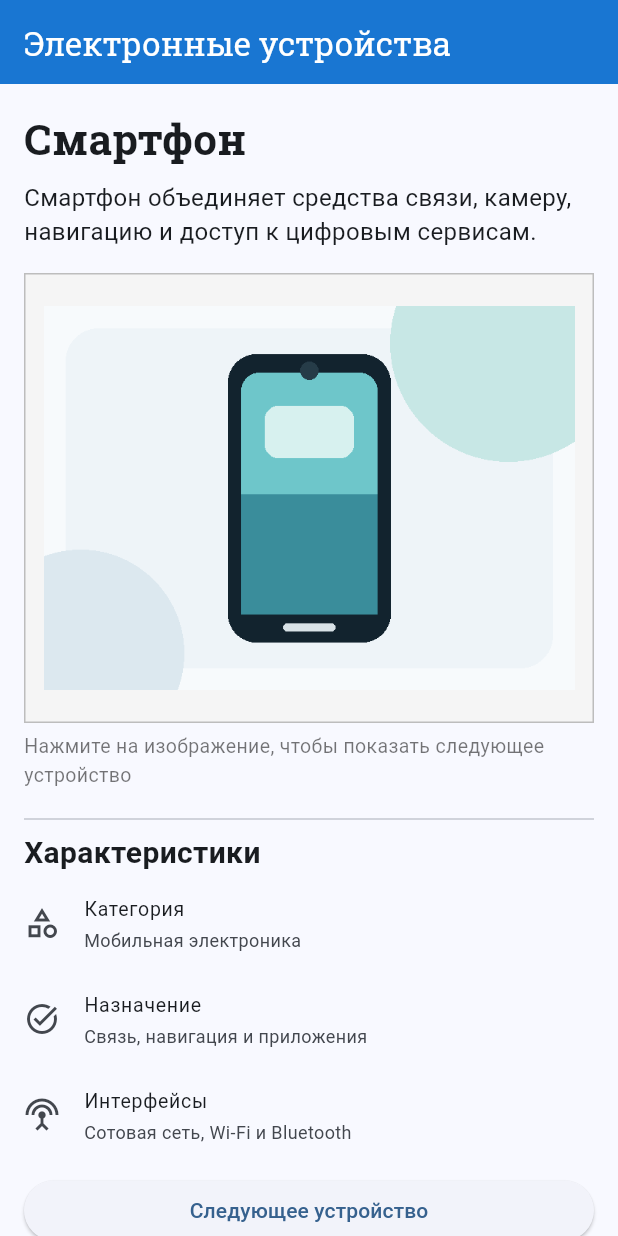
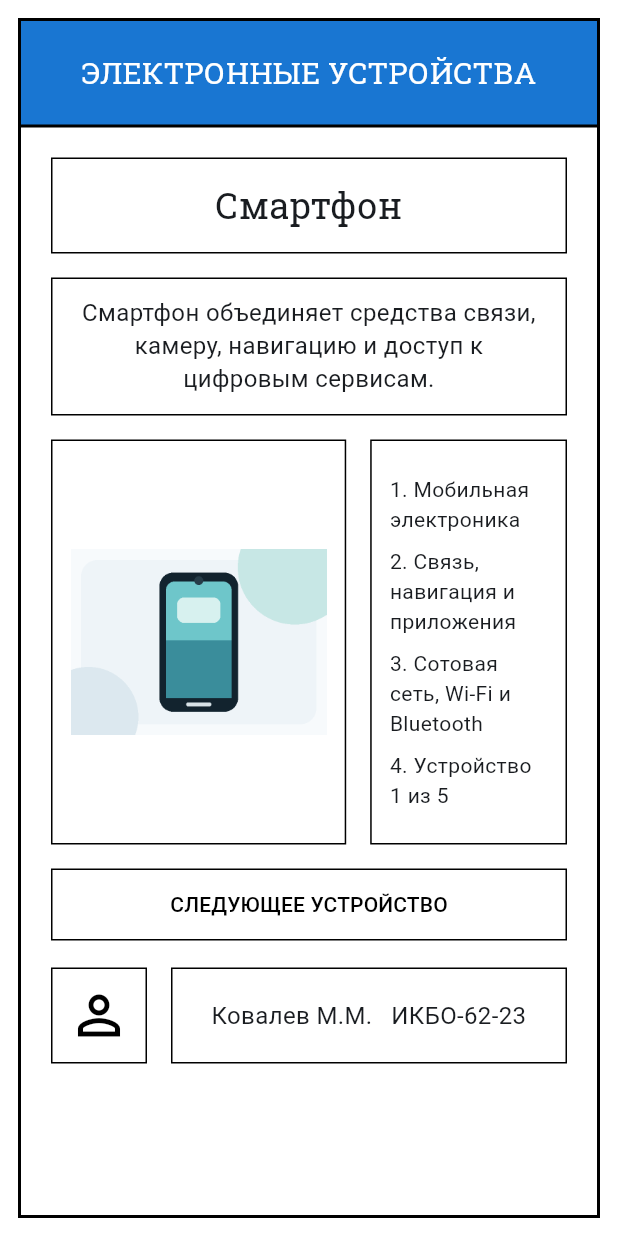
Before and after one commit to mikhail-kovalev/cross-platform-frameworks-topic-11, a Flutter app: the screen it shows after launch, on a phone screen of 412 x 824 dp. Run offline on Flutter 3.47's test engine with Material 3 defaults, Android fonts, the phone set to English and light mode, and no system bars.

Commit message:
Привести интерфейс ПР3 к макету

```diff
--- a/lib/main.dart
+++ b/lib/main.dart
@@ -86,40 +86,74 @@ class _ElectronicDevicesPageState extends State<ElectronicDevicesPage> {
     final DeviceItem device = devices[_currentIndex];
 
     return Scaffold(
-      appBar: AppBar(
-        backgroundColor: Colors.blue.shade700,
-        foregroundColor: Colors.white,
-        title: const Text(
-          'Электронные устройства',
-          style: TextStyle(fontFamily: 'DeviceDisplay'),
+      backgroundColor: Colors.white,
+      body: SafeArea(
+        child: Container(
+          margin: const EdgeInsets.all(12),
+          decoration: BoxDecoration(
+            border: Border.all(color: Colors.black, width: 2),
+          ),
+          child: Column(
+            children: [
+              Container(
+                width: double.infinity,
+                padding: const EdgeInsets.symmetric(vertical: 20),
+                decoration: BoxDecoration(
+                  color: Colors.blue.shade700,
+                  border: const Border(
+                    bottom: BorderSide(color: Colors.black, width: 2),
                   ),
                 ),
-      body: SingleChildScrollView(
-        padding: const EdgeInsets.all(16),
+                child: const Text(
+                  'ЭЛЕКТРОННЫЕ УСТРОЙСТВА',
+                  textAlign: TextAlign.center,
+                  style: TextStyle(
+                    fontFamily: 'DeviceDisplay',
+                    fontSize: 20,
+                    color: Colors.white,
+                  ),
+                ),
+              ),
+              Expanded(
+                child: SingleChildScrollView(
+                  padding: const EdgeInsets.all(20),
                   child: Column(
-          crossAxisAlignment: CrossAxisAlignment.start,
                     children: [
-            Text(
+                      _BorderedBox(
+                        minHeight: 64,
+                        child: Text(
                           device.name,
+                          textAlign: TextAlign.center,
                           style: const TextStyle(
                             fontFamily: 'DeviceDisplay',
-                fontSize: 28,
-                fontWeight: FontWeight.w700,
+                            fontSize: 24,
                           ),
                         ),
-            const SizedBox(height: 8),
-            Text(device.description, style: const TextStyle(fontSize: 16)),
+                      ),
                       const SizedBox(height: 16),
-            InkWell(
+                      _BorderedBox(
+                        minHeight: 92,
+                        child: Text(
+                          device.description,
+                          textAlign: TextAlign.center,
+                          style: const TextStyle(fontSize: 16, height: 1.35),
+                        ),
+                      ),
+                      const SizedBox(height: 16),
+                      SizedBox(
+                        height: 270,
+                        child: Row(
+                          crossAxisAlignment: CrossAxisAlignment.stretch,
+                          children: [
+                            Expanded(
+                              flex: 3,
+                              child: InkWell(
                                 key: const Key('device-image'),
                                 onTap: _showNextDevice,
                                 child: Container(
-                width: double.infinity,
-                height: 300,
                                   padding: const EdgeInsets.all(12),
                                   decoration: BoxDecoration(
-                  color: Colors.grey.shade100,
-                  border: Border.all(color: Colors.grey.shade400),
+                                    border: Border.all(color: Colors.black),
                                   ),
                                   child: Image.asset(
                                     device.imagePath,
@@ -128,51 +162,86 @@ class _ElectronicDevicesPageState extends State<ElectronicDevicesPage> {
                                   ),
                                 ),
                               ),
-            const SizedBox(height: 6),
-            const Text(
-              'Нажмите на изображение, чтобы показать следующее устройство',
-              style: TextStyle(fontSize: 13, color: Colors.black54),
                             ),
-            const SizedBox(height: 12),
-            const Divider(),
-            const Text(
-              'Характеристики',
-              style: TextStyle(fontSize: 20, fontWeight: FontWeight.bold),
+                            const SizedBox(width: 16),
+                            Expanded(
+                              flex: 2,
+                              child: Container(
+                                padding: const EdgeInsets.all(12),
+                                decoration: BoxDecoration(
+                                  border: Border.all(color: Colors.black),
                                 ),
-            _PropertyRow(
-              icon: Icons.category_outlined,
-              label: 'Категория',
-              value: device.category,
+                                child: Column(
+                                  crossAxisAlignment: CrossAxisAlignment.start,
+                                  mainAxisAlignment: MainAxisAlignment.center,
+                                  children: [
+                                    Text('1. ${device.category}'),
+                                    const SizedBox(height: 8),
+                                    Text('2. ${device.purpose}'),
+                                    const SizedBox(height: 8),
+                                    Text('3. ${device.interfaces}'),
+                                    const SizedBox(height: 8),
+                                    Text(
+                                      '4. Устройство ${_currentIndex + 1} из ${devices.length}',
                                     ),
-            _PropertyRow(
-              icon: Icons.task_alt,
-              label: 'Назначение',
-              value: device.purpose,
+                                  ],
                                 ),
-            _PropertyRow(
-              icon: Icons.settings_input_antenna,
-              label: 'Интерфейсы',
-              value: device.interfaces,
                               ),
-            const SizedBox(height: 8),
+                            ),
+                          ],
+                        ),
+                      ),
+                      const SizedBox(height: 16),
                       SizedBox(
                         width: double.infinity,
+                        height: 48,
                         child: ElevatedButton(
                           key: const Key('next-device-button'),
                           onPressed: _showNextDevice,
-                child: const Text('Следующее устройство'),
+                          style: ElevatedButton.styleFrom(
+                            foregroundColor: Colors.black,
+                            backgroundColor: Colors.white,
+                            side: const BorderSide(color: Colors.black),
+                            elevation: 0,
+                            shape: const RoundedRectangleBorder(),
+                          ),
+                          child: const Text('СЛЕДУЮЩЕЕ УСТРОЙСТВО'),
                         ),
                       ),
-            const SizedBox(height: 8),
-            Center(child: Text('Устройство ${_currentIndex + 1} из 5')),
-            const SizedBox(height: 16),
-            const Divider(),
-            const Text(
-              'Выполнил: Ковалев М.М.',
-              style: TextStyle(fontWeight: FontWeight.bold),
+                      const SizedBox(height: 18),
+                      Row(
+                        children: [
+                          Container(
+                            width: 64,
+                            height: 64,
+                            decoration: BoxDecoration(
+                              border: Border.all(color: Colors.black),
                             ),
-            const Text('Группа: ИКБО-62-23'),
+                            child: const Icon(
+                              Icons.person_outline,
+                              size: 42,
+                              color: Colors.black,
+                            ),
+                          ),
+                          const SizedBox(width: 16),
+                          Expanded(
+                            child: _BorderedBox(
+                              minHeight: 64,
+                              child: const Text(
+                                'Ковалев М.М.   ИКБО-62-23',
+                                textAlign: TextAlign.center,
+                                style: TextStyle(fontSize: 16),
+                              ),
+                            ),
+                          ),
                         ],
+                      ),
+                    ],
+                  ),
+                ),
+              ),
+            ],
+          ),
         ),
       ),
     );
@@ -197,25 +266,21 @@ class DeviceItem {
   final String imagePath;
 }
 
-class _PropertyRow extends StatelessWidget {
-  const _PropertyRow({
-    required this.icon,
-    required this.label,
-    required this.value,
-  });
+class _BorderedBox extends StatelessWidget {
+  const _BorderedBox({required this.minHeight, required this.child});
 
-  final IconData icon;
-  final String label;
-  final String value;
+  final double minHeight;
+  final Widget child;
 
   @override
   Widget build(BuildContext context) {
-    return ListTile(
-      contentPadding: EdgeInsets.zero,
-      dense: true,
-      leading: Icon(icon),
-      title: Text(label),
-      subtitle: Text(value),
+    return Container(
+      width: double.infinity,
+      constraints: BoxConstraints(minHeight: minHeight),
+      padding: const EdgeInsets.all(12),
+      alignment: Alignment.center,
+      decoration: BoxDecoration(border: Border.all(color: Colors.black)),
+      child: child,
     );
   }
 }
```
Also changed, not shown: 1 other file. Lines whose indentation alone changed are shown as unchanged.
